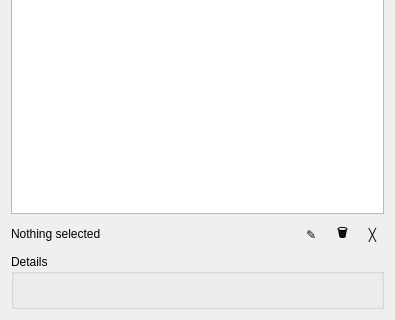
kuryletso/Plater, file app/gui/designer/template_column.ui: the form before one commit; both pictures show x 0 to 395 and y 634 to 954 of the 395 by 954 pixel window.
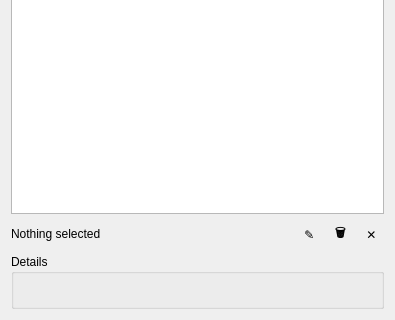
The form after the commit.

What changed in the file:
```diff
--- a/app/gui/designer/template_column.ui
+++ b/app/gui/designer/template_column.ui
@@ -102,7 +102,7 @@
         <string>Clear selection</string>
        </property>
        <property name="text">
-        <string>╳</string>
+        <string notr="true">✕</string>
        </property>
        <property name="autoRaise">
         <bool>true</bool>
```
Left out of the diff: 11 changed lines with no effect on the pictures.
